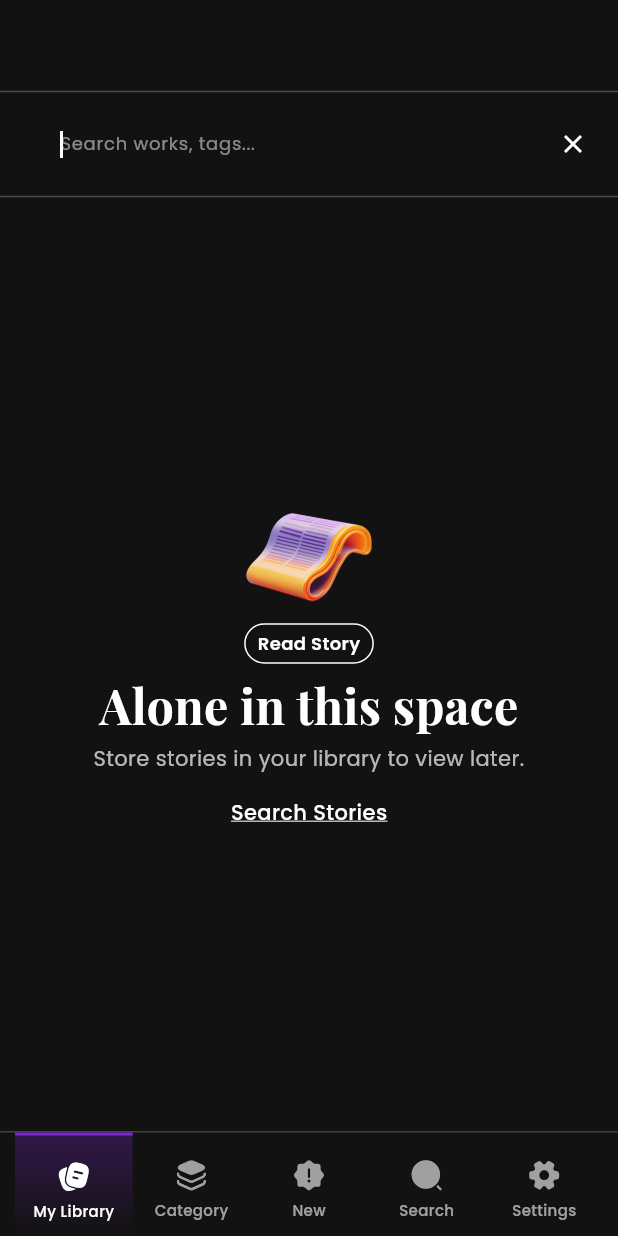
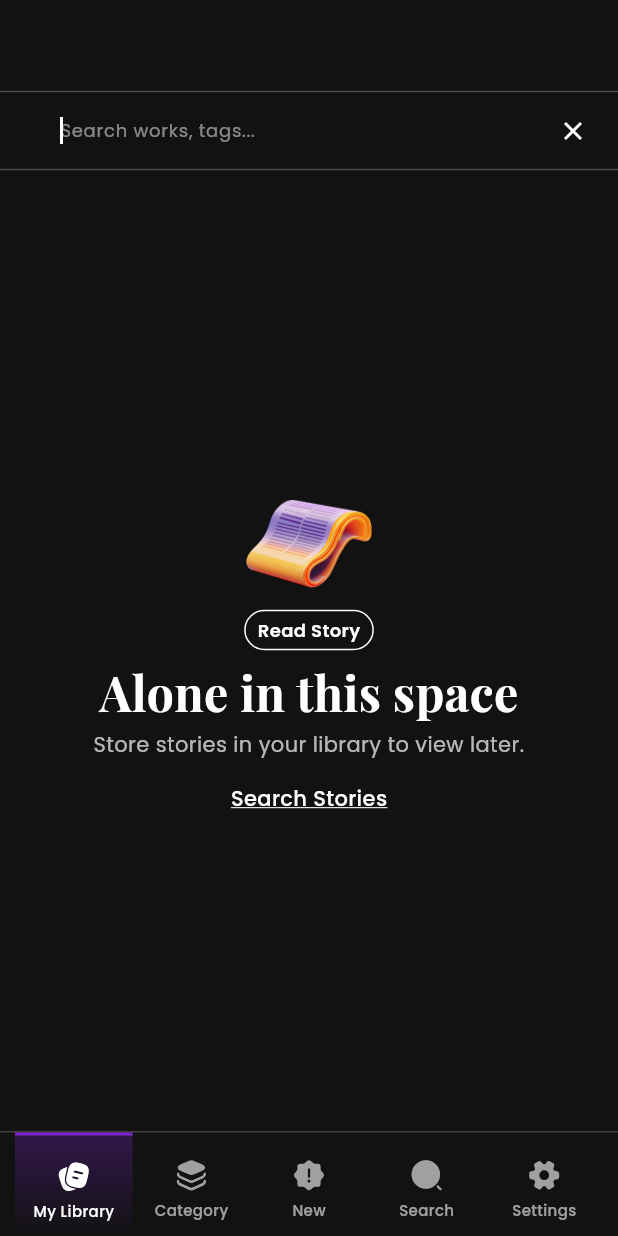
Before and after one commit to quocanh0712/fanfiction, a Flutter app: the HomeScreen screen opened directly with empty values, after a tap on the "search" icon, on a phone screen of 412 x 824 dp. Run offline on Flutter 3.47's test engine with Material 3 defaults, Android fonts, the phone set to English and light mode, and no system bars; our stand-ins replace dio, flutter_spinkit, flutter_svg, flutter_tts, go_router, google_fonts and 1 more; accounts and stored records are empty; network calls fail.

```diff
--- a/lib/presentation/search_screen.dart
+++ b/lib/presentation/search_screen.dart
@@ -11,7 +11,10 @@ class SearchScreen extends StatelessWidget {
       color: Color(0xFF121212),
       child: Column(
         children: [
-          const AppHeader(),
+          const AppHeader(
+            title: 'Search',
+            isHaveIcon: false,
+          ),
           Expanded(
             child: Center(
               child: Text(
--- a/lib/widgets/app_header.dart
+++ b/lib/widgets/app_header.dart
@@ -71,13 +71,17 @@ class _AppHeaderState extends State<AppHeader> {
         const Divider(color: Colors.white24, height: 12),
         Padding(
           padding: const EdgeInsets.symmetric(horizontal: 20, vertical: 5),
+          child: SizedBox(
+            height: 30, // Fixed height to prevent Row from expanding
             child: Row(
               mainAxisAlignment: MainAxisAlignment.spaceBetween,
+              crossAxisAlignment: CrossAxisAlignment.center,
               children: [
                 _isSearchMode ? const SizedBox(width: 20) : _buildLeftIcon(),
                 _isSearchMode ? _buildSearchField() : _buildTitle(),
                 _buildRightAction(),
               ],
+            ),
           ),
         ),
         const Divider(color: Colors.white24, height: 12),
@@ -102,12 +106,15 @@ class _AppHeaderState extends State<AppHeader> {
   }
 
   Widget _buildTitle() {
-    final titleWidget = Text(
+    final titleWidget = Padding(
+      padding: const EdgeInsets.only(bottom:3),
+      child: Text(
         widget.title,
         style: GoogleFonts.playfairDisplay(
           fontSize: 18,
           fontWeight: FontWeight.bold,
           color: Colors.white,
+        ),
       ),
     );
 
@@ -124,6 +131,7 @@ class _AppHeaderState extends State<AppHeader> {
         onChanged: _onSearchChanged,
         style: GoogleFonts.poppins(fontSize: 12, color: Colors.white),
         cursorColor: Colors.white,
+        textAlignVertical: TextAlignVertical.center,
         decoration: InputDecoration(
           hintText: widget.searchHint ?? 'Search works, tags...',
           hintStyle: GoogleFonts.poppins(
@@ -134,6 +142,7 @@ class _AppHeaderState extends State<AppHeader> {
           enabledBorder: InputBorder.none,
           focusedBorder: InputBorder.none,
           contentPadding: EdgeInsets.zero,
+          isDense: true,
         ),
       ),
     );
```
Lines whose indentation alone changed are shown as unchanged.
